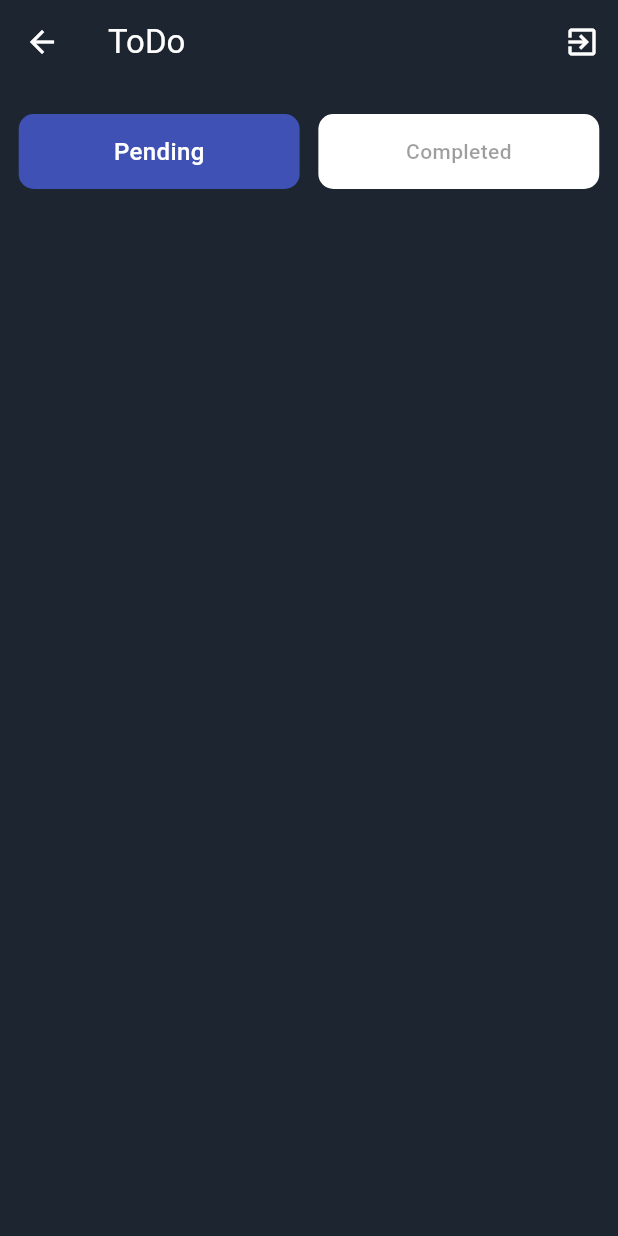
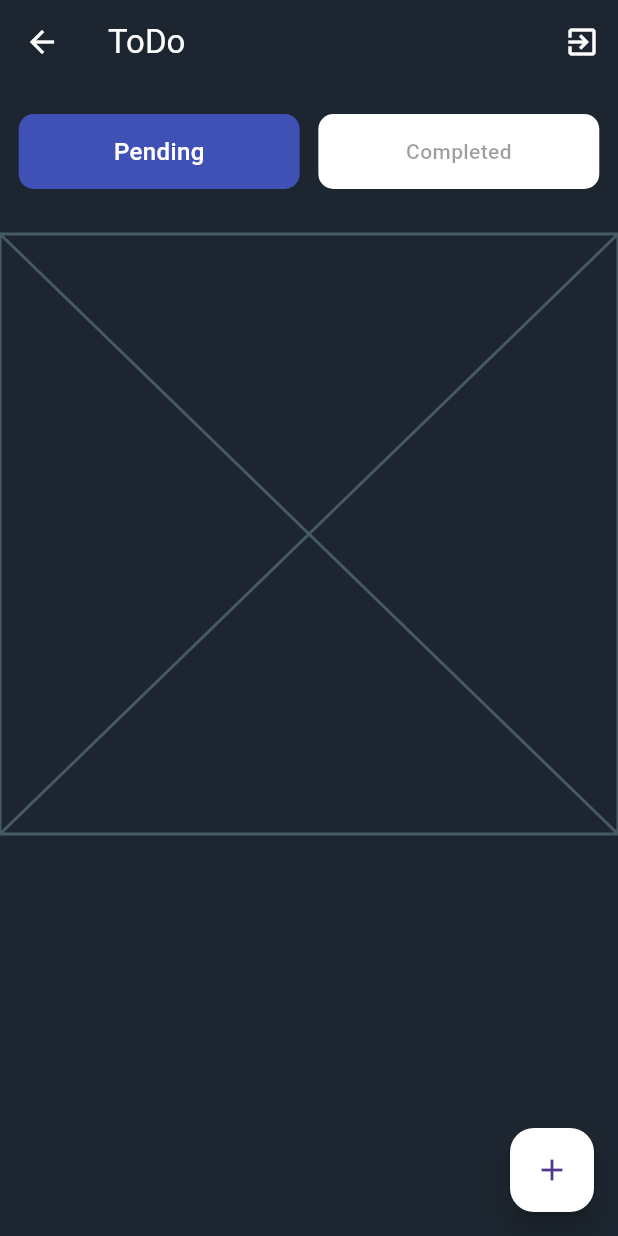
Before and after one commit to barbiexsofia/todo_app, a Flutter app: the HomeScreen screen opened directly, on a phone screen of 412 x 824 dp. Run offline on Flutter 3.47's test engine with Material 3 defaults, Android fonts, the phone set to English and light mode, and no system bars; our stand-ins replace cloud_firestore, firebase_auth, firebase_core, flutter_slidable; accounts and stored records are empty; network calls fail.

Commit message:
Tutorial at min 57:50

```diff
--- a/todo_app/lib/home_screen.dart
+++ b/todo_app/lib/home_screen.dart
@@ -1,6 +1,9 @@
 import 'package:flutter/material.dart';
 import 'package:todo_app/login_screen.dart';
 import 'package:todo_app/services/auth_services.dart';
+import 'package:todo_app/widgets/completed_widget.dart';
+import 'package:todo_app/widgets/pending_widget.dart';
+import 'package:todo_app/widgets/showTaskDialogue.dart';
 
 class HomeScreen extends StatefulWidget {
   const HomeScreen({super.key});
@@ -14,26 +17,27 @@ class _HomeScreenState extends State<HomeScreen> {
 
   final _widgets = [
     // Pending task Widget
-    Container(),
-    Container(),
+    const PendingWidget(),
+    const CompletedWidget(),
   ];
 
   @override
   Widget build(BuildContext context) {
     return Scaffold(
-      backgroundColor: Color(0xFF1d2630),
+      backgroundColor: const Color(0xFF1d2630),
       appBar: AppBar(
-        backgroundColor: Color(0xFF1d2630),
+        backgroundColor: const Color(0xFF1d2630),
         foregroundColor: Colors.white,
         title: const Text("ToDo"),
         actions: [
           IconButton(
             onPressed: () async {
               await AuthService().signOut();
+              if (!context.mounted) return;
               Navigator.pushReplacement(context,
                   MaterialPageRoute(builder: (context) => LoginScreen()));
             },
-            icon: Icon(Icons.exit_to_app),
+            icon: const Icon(Icons.exit_to_app),
           )
         ],
       ),
@@ -48,9 +52,10 @@ class _HomeScreenState extends State<HomeScreen> {
               mainAxisAlignment: MainAxisAlignment.spaceEvenly,
               children: [
                 InkWell(
+                  borderRadius: BorderRadius.circular(10),
                   onTap: () {
                     setState(() {
-                      _buttonIndex = 0;
+                      _buttonIndex = 1;
                     });
                   },
                   child: Container(
@@ -74,6 +79,7 @@ class _HomeScreenState extends State<HomeScreen> {
                   ),
                 ),
                 InkWell(
+                  borderRadius: BorderRadius.circular(10),
                   onTap: () {
                     setState(() {
                       _buttonIndex = 0;
@@ -101,8 +107,17 @@ class _HomeScreenState extends State<HomeScreen> {
                 ),
               ],
             ),
+            const SizedBox(height: 30),
+            _widgets[_buttonIndex],
           ],
         ),
+      ),
+      floatingActionButton: FloatingActionButton(
+        backgroundColor: Colors.white,
+        child: const Icon(Icons.add),
+        onPressed: () {
+          showTaskDialog(context);
+        },
       ),
     );
   }
--- a/todo_app/lib/main.dart
+++ b/todo_app/lib/main.dart
@@ -17,6 +17,8 @@ void main() async {
 class MyApp extends StatelessWidget {
   final FirebaseAuth _auth = FirebaseAuth.instance;
 
+  MyApp({super.key});
+
   @override
   Widget build(BuildContext context) {
     return MaterialApp(
@@ -24,7 +26,7 @@ class MyApp extends StatelessWidget {
       title: "ToDo",
       theme:
           ThemeData(primarySwatch: Colors.indigo, primaryColor: Colors.indigo),
-      home: _auth.currentUser != null ? HomeScreen() : SignupScreen(),
+      home: _auth.currentUser != null ? const HomeScreen() : LoginScreen(),
     );
   }
 }
--- a/todo_app/lib/services/database_services.dart
+++ b/todo_app/lib/services/database_services.dart
@@ -9,7 +9,7 @@ class DatabaseService {
   User? user = FirebaseAuth.instance.currentUser;
 
   // Add todo task
-  Future<DocumentReference> addTodoItem(
+  Future<DocumentReference> addTodoTask(
       String title, String description) async {
     return await todoCollection.add({
       'uid': user!.uid,
@@ -36,7 +36,7 @@ class DatabaseService {
   }
 
   // Delete todo task
-  Future<void> deleteTodoStatus(String id) async {
+  Future<void> deleteTodoTask(String id) async {
     return await todoCollection.doc(id).delete();
   }
 
--- /dev/null
+++ b/todo_app/lib/widgets/completed_widget.dart
@@ -0,0 +1,15 @@
+import 'package:flutter/widgets.dart';
+
+class PendingWidget extends StatefulWidget {
+  const PendingWidget({super.key});
+
+  @override
+  State<PendingWidget> createState() => _PendingWidgetState();
+}
+
+class _PendingWidgetState extends State<PendingWidget> {
+  @override
+  Widget build(BuildContext context) {
+    return const Placeholder();
+  }
+}
```
Also changed, not shown: todo_app/lib/widgets/pending_widget.dart (added, +115 -0 lines), todo_app/lib/widgets/showTaskDialogue.dart (added, +77 -0 lines), 1 other file.
